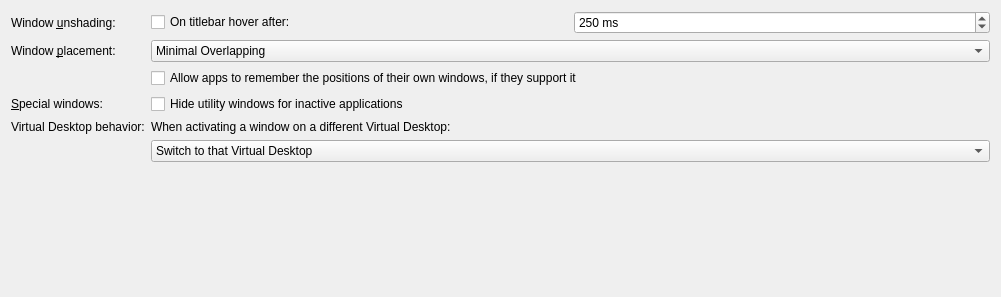
This is src/kcms/options/advanced.ui in KDE/kwin as Qt 5 draws it before an edit. The edited form follows.
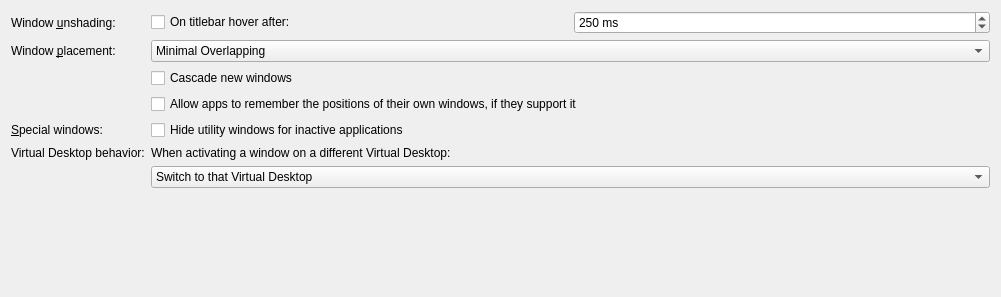
This is the edited form.

Commit message:
placement: make new window cascading optional
Cascading behaviour was introduced with
https://invent.kde.org/plasma/kwin/-/merge_requests/3229

This change makes the cascading behaviour optional, which:

- allows users to disable it if preferred
- fixes the issue that without this option the window placement
policies no longer do explicitly what they say they do (e.g. setting
the placement policy to `Center`, and having windows sometimes _not_
opening centered without the user knowing why)

What changed in the file:
```diff
--- a/src/kcms/options/advanced.ui
+++ b/src/kcms/options/advanced.ui
@@ -107,7 +107,20 @@
      </item>
     </widget>
    </item>
-   <item row="2" column="1">
+    <item row="2" column="1">
+    <widget class="QCheckBox" name="kcfg_CascadeNewWindows">
+     <property name="whatsThis">
+      <string>When turned on, new windows will be placed in a cascading way, so that they do not overlap.</string>
+     </property>
+     <property name="toolTip">
+      <string>When turned on, new windows will be placed in a cascading way, so that they do not overlap.</string>
+     </property>
+     <property name="text">
+      <string>Cascade new windows</string>
+     </property>
+    </widget>
+    </item>
+   <item row="3" column="1">
     <widget class="QCheckBox" name="kcfg_AllowKDEAppsToRememberWindowPositions">
      <property name="whatsThis">
       <string>When turned on, apps which are able to remember the positions of their windows are allowed to do so. This will override the window placement mode defined above.</string>
@@ -117,7 +130,7 @@
      </property>
     </widget>
    </item>
-   <item row="3" column="0">
+   <item row="4" column="0">
     <widget class="QLabel" name="specialWindowsLabel">
      <property name="text">
       <string>&amp;Special windows:</string>
@@ -127,7 +140,7 @@
      </property>
     </widget>
    </item>
-   <item row="3" column="1">
+   <item row="4" column="1">
     <widget class="QCheckBox" name="kcfg_HideUtilityWindowsForInactive">
      <property name="whatsThis">
       <string>When turned on, utility windows (tool windows, torn-off menus,...) of inactive applications will be hidden and will be shown only when the application becomes active. Note that applications have to mark the windows with the proper window type for this feature to work.</string>
@@ -137,7 +150,7 @@
      </property>
     </widget>
    </item>
-   <item row="4" column="0">
+   <item row="5" column="0">
     <widget class="QLabel" name="activationDesktopPolicyLabel">
      <property name="text">
       <string>Virtual Desktop behavior:</string>
@@ -147,14 +160,14 @@
      </property>
     </widget>
    </item>
-   <item row="4" column="1">
+   <item row="5" column="1">
     <widget class="QLabel" name="activationDesktopPolicyDescriptionLabel">
      <property name="text">
       <string>When activating a window on a different Virtual Desktop:</string>
      </property>
     </widget>
    </item>
-   <item row="5" column="1">
+   <item row="6" column="1">
     <widget class="QComboBox" name="kcfg_ActivationDesktopPolicy">
      <property name="whatsThis">
       <string>&lt;html&gt;&lt;head/&gt;&lt;body&gt;&lt;p&gt;This setting controls what happens when an open window located on a Virtual Desktop other than the current one is activated. &lt;/p&gt;&lt;p&gt;&lt;span style=&quot; font-style:italic;&quot;&gt;Switch to that Virtual Desktop&lt;/span&gt; will switch to the Virtual Desktop where the window is currently located. &lt;/p&gt;&lt;p&gt;&lt;span style=&quot; font-style:italic;&quot;&gt;Bring window to current Virtual Desktop&lt;/span&gt; will cause the window to jump to the active Virtual Desktop. &lt;/p&gt;&lt;/body&gt;&lt;/html&gt;</string>
```
The commit also changes 8 other files.
